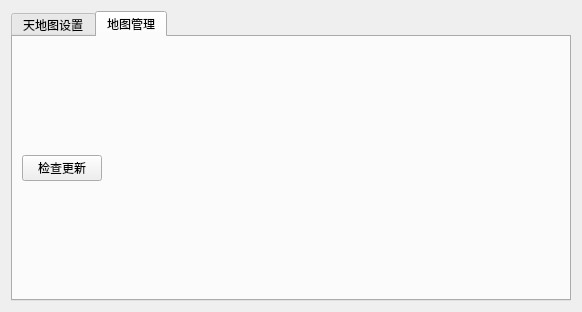
Qt form tianditu_tools/ui/setting.ui (liuxspro/qgis-plugin-tianditu) before a commit.
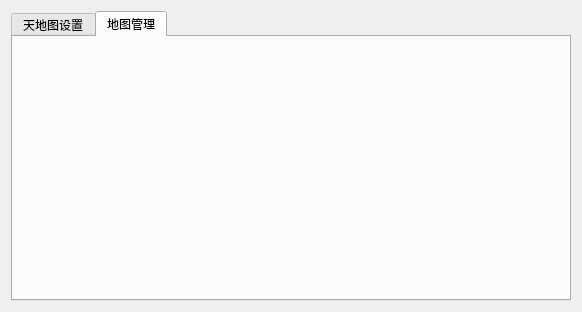
The same form after that commit. The open tabs and pages were chosen to show the change. Custom widgets are drawn as their Qt base class.

What changed in the file:
```diff
--- a/tianditu_tools/ui/setting.ui
+++ b/tianditu_tools/ui/setting.ui
@@ -230,42 +230,10 @@
       <attribute name="title">
        <string>地图管理</string>
       </attribute>
-      <layout class="QVBoxLayout" name="verticalLayout_5" stretch="5,1">
+      <layout class="QVBoxLayout" name="verticalLayout_5" stretch="5">
        <item>
         <layout class="QVBoxLayout" name="verticalLayout_6"/>
        </item>
-       <item>
-        <layout class="QHBoxLayout" name="horizontalLayout_6">
-         <item>
-          <widget class="QPushButton" name="btn_checkupdate">
-           <property name="sizePolicy">
-            <sizepolicy hsizetype="Fixed" vsizetype="Fixed">
-             <horstretch>0</horstretch>
-             <verstretch>0</verstretch>
-            </sizepolicy>
-           </property>
-           <property name="text">
-            <string>检查更新</string>
-           </property>
-          </widget>
-         </item>
-         <item>
-          <widget class="QLabel" name="label_checkstatus">
-           <property name="maximumSize">
-            <size>
-             <width>16777215</width>
-             <height>40</height>
-            </size>
-           </property>
-           <property name="font">
-            <font>
-             <pointsize>8</pointsize>
-            </font>
-           </property>
-          </widget>
-         </item>
-        </layout>
-       </item>
       </layout>
      </widget>
     </widget>
```
Left out of the diff: 8 changed lines with no effect on the pictures.
